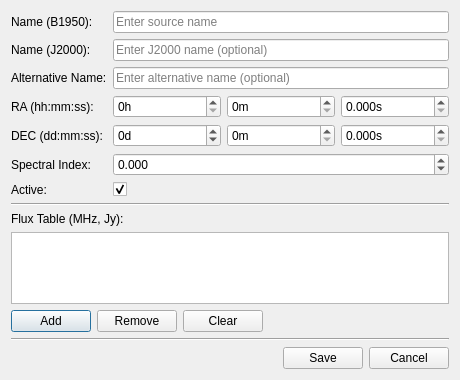
This is pastrocore/gui_pyside/dialog_edtior_source.ui in Torward1024/pAstroCORE as Qt 5 draws it before an edit. The edited form follows.
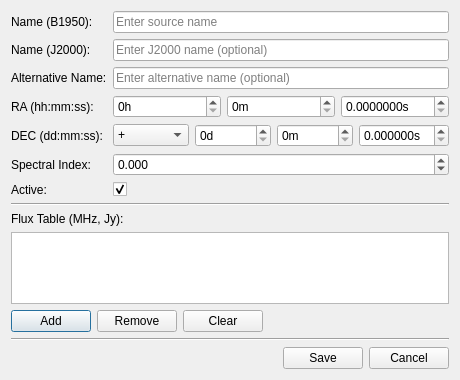
This is the edited form. Icons and pictures are not drawn.

```diff
--- a/pastrocore/gui_pyside/dialog_edtior_source.ui
+++ b/pastrocore/gui_pyside/dialog_edtior_source.ui
@@ -127,10 +127,10 @@
           <string>s</string>
          </property>
          <property name="decimals">
-          <number>3</number>
+          <number>7</number>
          </property>
          <property name="maximum">
-          <double>59.999000000000002</double>
+          <double>59.999999900000000</double>
          </property>
         </widget>
        </item>
@@ -145,6 +145,23 @@
      </item>
      <item row="4" column="1">
       <layout class="QHBoxLayout" name="decLayout">
+       <item>
+        <widget class="QComboBox" name="deSignCombo">
+         <property name="toolTip">
+          <string>North or south of the celestial equator. Kept apart from the degrees, because a declination between -1 and 0 degrees has no sign there.</string>
+         </property>
+         <item>
+          <property name="text">
+           <string>+</string>
+          </property>
+         </item>
+         <item>
+          <property name="text">
+           <string>-</string>
+          </property>
+         </item>
+        </widget>
+       </item>
        <item>
         <widget class="QDoubleSpinBox" name="deDEdit">
          <property name="suffix">
@@ -154,7 +171,7 @@
           <number>0</number>
          </property>
          <property name="minimum">
-          <double>-90.000000000000000</double>
+          <double>0.000000000000000</double>
          </property>
          <property name="maximum">
           <double>90.000000000000000</double>
@@ -180,10 +197,10 @@
           <string>s</string>
          </property>
          <property name="decimals">
-          <number>3</number>
+          <number>6</number>
          </property>
          <property name="maximum">
-          <double>59.999000000000002</double>
+          <double>59.999999000000000</double>
          </property>
         </widget>
        </item>
```
